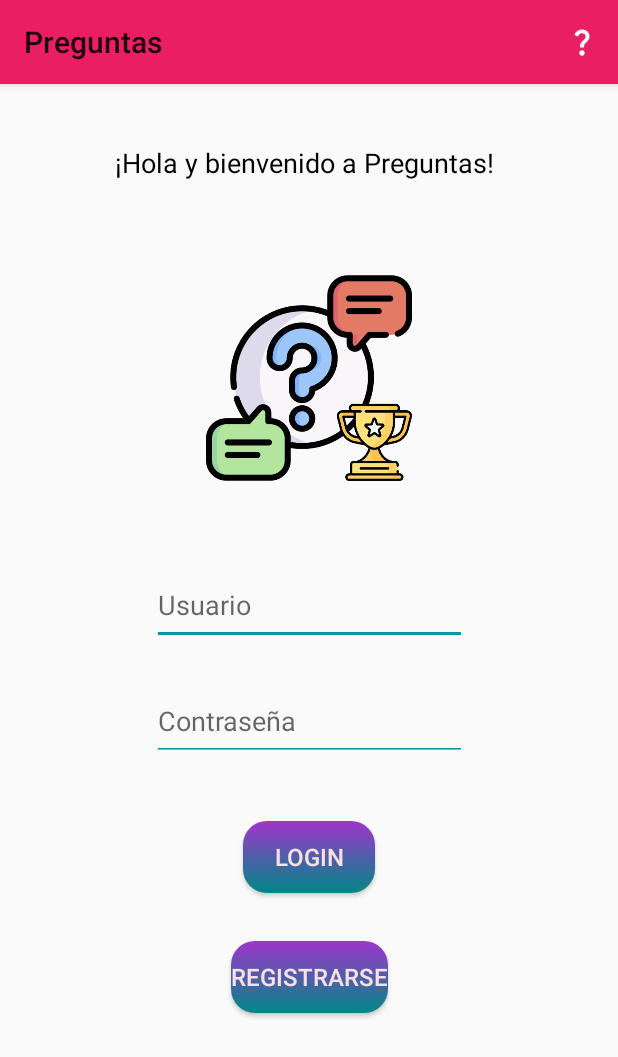
After one commit to MikelPedro/Segunda-Entrega-DAS, an Android app: the InicioAplicacion screen opened directly, with no data from a screen before it, on a phone screen of 412 x 824 dp. The commit adds this screen. Shown: the top 1057 px of the screen. Run offline under Robolectric (Android 15) with nearby library versions, the phone set to English and light mode, and no system bars.

Commit message:
Pantallas creadas, una de inicio y otra de registro en la app

```diff
--- a/app/src/main/java/com/example/primera_entrega_das/DialogoWiki.java
+++ b/app/src/main/java/com/example/primera_entrega_das/DialogoWiki.java
@@ -12,7 +12,7 @@ import androidx.annotation.Nullable;
 import androidx.fragment.app.DialogFragment;
 
 public class DialogoWiki extends DialogFragment {
-    //hola
+
     @NonNull
     @Override
     public Dialog onCreateDialog(@Nullable Bundle savedInstanceState) {
--- /dev/null
+++ b/app/src/main/java/com/example/primera_entrega_das/InicioAplicacion.java
@@ -0,0 +1,46 @@
+package com.example.primera_entrega_das;
+
+import androidx.appcompat.app.AppCompatActivity;
+import androidx.appcompat.widget.Toolbar;
+import androidx.fragment.app.DialogFragment;
+
+import android.content.Intent;
+import android.os.Bundle;
+import android.view.Menu;
+import android.view.MenuItem;
+import android.view.View;
+
+public class InicioAplicacion extends AppCompatActivity {
+
+    @Override
+    protected void onCreate(Bundle savedInstanceState) {
+        super.onCreate(savedInstanceState);
+        setContentView(R.layout.activity_inicio_aplicacion);
+
+        //Encontrar la actionbar que he creado
+        Toolbar toolbar = findViewById(R.id.labarra);
+        setSupportActionBar(toolbar);
+    }
+
+    @Override
+    public boolean onCreateOptionsMenu(Menu menu) {
+        getMenuInflater().inflate(R.menu.menu_labarra,menu); //para que aparezca el menu de la actionbar (icono, textos, boton)
+        return true;
+    }
+
+    public void OnClickIconoPregunta(MenuItem item){
+        //Mostrar dialogo con 2 opciones (ver enlace y volver)
+        DialogFragment dialogo = new DialogoWiki();
+        dialogo.show(getSupportFragmentManager(), "dialogoIcono");
+    }
+
+    public void OnClickLogin(View v){
+
+    }
+
+    public void OnClickRegistrarse(View v){
+        Intent intentReg = new Intent(this,RegisterLogin.class);
+        this.startActivity(intentReg);
+        finish();
+    }
+}
--- a/app/src/main/java/com/example/primera_entrega_das/MainActivity.java
+++ b/app/src/main/java/com/example/primera_entrega_das/MainActivity.java
@@ -68,4 +68,8 @@ public class MainActivity extends AppCompatActivity{
         dialogo.show(getSupportFragmentManager(), "dialogoIcono");
     }
 
+    public void OnClickPruebas(View v){
+        Intent i = new Intent(this,InicioAplicacion.class);
+        this.startActivity(i);
+    }
 }
--- /dev/null
+++ b/app/src/main/res/layout/activity_inicio_aplicacion.xml
@@ -0,0 +1,91 @@
+<?xml version="1.0" encoding="utf-8"?>
+<androidx.constraintlayout.widget.ConstraintLayout xmlns:android="http://schemas.android.com/apk/res/android"
+    xmlns:app="http://schemas.android.com/apk/res-auto"
+    xmlns:tools="http://schemas.android.com/tools"
+    android:layout_width="match_parent"
+    android:layout_height="match_parent"
+    tools:context=".InicioAplicacion">
+
+    <androidx.appcompat.widget.Toolbar
+        android:id="@+id/labarra"
+        android:layout_width="match_parent"
+        android:layout_height="wrap_content"
+        android:background="#E91E63"
+        android:elevation="4dp"
+        android:minHeight="?attr/actionBarSize"
+        android:theme="?attr/actionBarTheme"
+        app:layout_constraintEnd_toEndOf="parent"
+        app:layout_constraintStart_toStartOf="parent"
+        app:layout_constraintTop_toTopOf="parent" />
+
+    <TextView
+        android:id="@+id/textViewInicio"
+        android:layout_width="259dp"
+        android:layout_height="59dp"
+        android:layout_marginTop="40dp"
+        android:text="¡Hola y bienvenido a Preguntas!"
+        app:layout_constraintEnd_toEndOf="parent"
+        app:layout_constraintStart_toStartOf="parent"
+        app:layout_constraintTop_toBottomOf="@+id/labarra" />
+
+    <ImageView
+        android:id="@+id/imageView3"
+        android:layout_width="160dp"
+        android:layout_height="137dp"
+        android:layout_marginTop="28dp"
+        app:layout_constraintEnd_toEndOf="parent"
+        app:layout_constraintStart_toStartOf="parent"
+        app:layout_constraintTop_toBottomOf="@+id/textViewInicio"
+        app:srcCompat="@drawable/mainimagen_icono" />
+
+    <EditText
+        android:id="@+id/editTextText"
+        android:layout_width="210dp"
+        android:layout_height="53dp"
+        android:layout_marginTop="56dp"
+        android:ems="10"
+        android:inputType="text"
+        android:hint="Usuario"
+        app:layout_constraintEnd_toEndOf="parent"
+        app:layout_constraintHorizontal_bias="0.502"
+        app:layout_constraintStart_toStartOf="parent"
+        app:layout_constraintTop_toBottomOf="@+id/imageView3"
+        android:backgroundTint="@color/colorBoton1"/>
+
+    <EditText
+        android:id="@+id/editTextTextPassword"
+        android:layout_width="210dp"
+        android:layout_height="53dp"
+        android:layout_marginTop="24dp"
+        android:ems="10"
+        android:inputType="textPassword"
+        app:layout_constraintEnd_toEndOf="parent"
+        app:layout_constraintStart_toStartOf="parent"
+        app:layout_constraintTop_toBottomOf="@+id/editTextText"
+        android:hint="Contraseña"
+        android:backgroundTint="@color/colorBoton1"/>
+
+    <Button
+        android:id="@+id/btnLogin"
+        android:layout_width="wrap_content"
+        android:layout_height="wrap_content"
+        android:layout_marginTop="40dp"
+        android:text="Login"
+        app:layout_constraintEnd_toEndOf="parent"
+        app:layout_constraintHorizontal_bias="0.501"
+        app:layout_constraintStart_toStartOf="parent"
+        app:layout_constraintTop_toBottomOf="@+id/editTextTextPassword" />
+
+    <Button
+        android:id="@+id/btnRegistrar"
+        android:layout_width="wrap_content"
+        android:layout_height="wrap_content"
+        android:layout_marginTop="32dp"
+        android:onClick="OnClickRegistrarse"
+        android:text="Registrarse"
+        app:layout_constraintEnd_toEndOf="parent"
+        app:layout_constraintHorizontal_bias="0.501"
+        app:layout_constraintStart_toStartOf="parent"
+        app:layout_constraintTop_toBottomOf="@+id/btnLogin" />
+
+</androidx.constraintlayout.widget.ConstraintLayout>
```
Also changed, not shown: app/src/main/AndroidManifest.xml (+9 -1 lines), app/src/main/java/com/example/primera_entrega_das/RegisterLogin.java (added, +42 -0 lines), app/src/main/res/layout/activity_main.xml (+13 -0 lines), app/src/main/res/layout/activity_register_login.xml (added, +96 -0 lines), app/src/main/res/drawable/registrarse.png (added).
